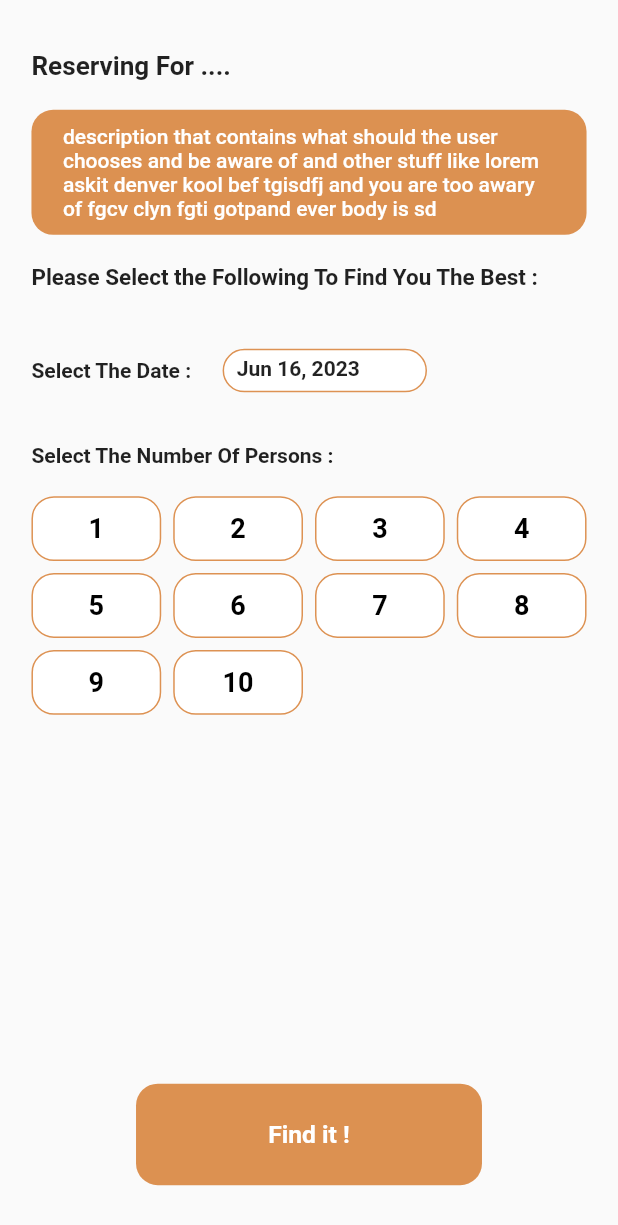
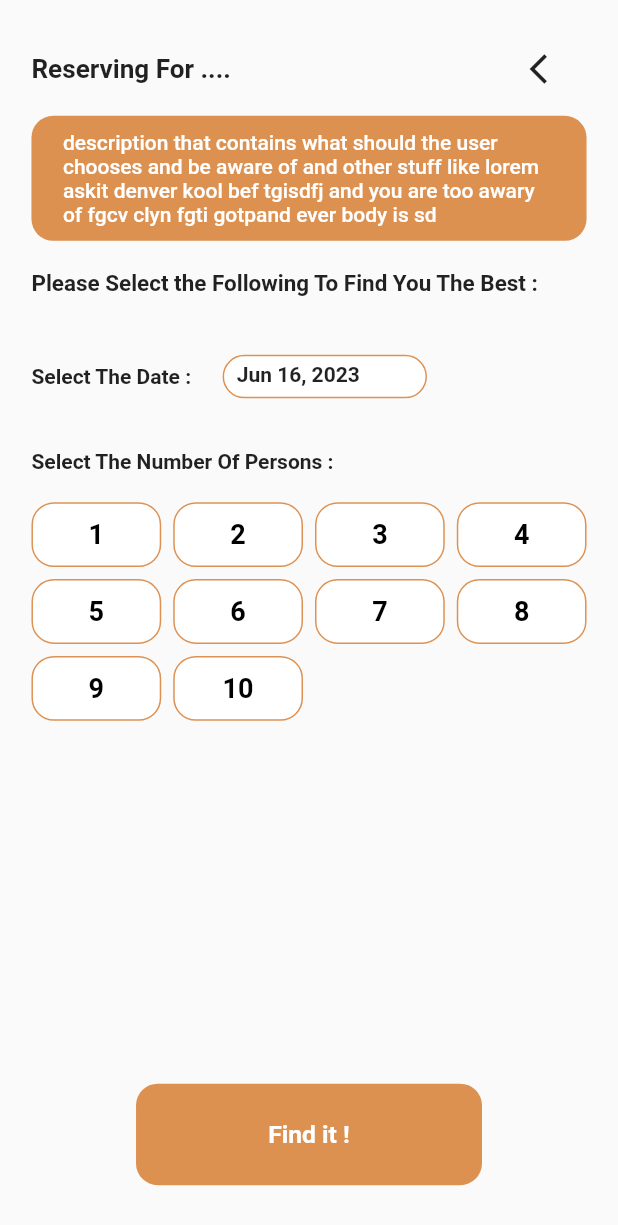
Before and after one commit to chakibdzm/ReserveMe, a Flutter app: the ReserveScreen screen opened directly, on a phone screen of 412 x 824 dp. Shown: the top 1225 px of the screen. Run offline on Flutter 3.47's test engine with Material 2 defaults, Android fonts, the phone set to English and light mode, and no system bars; our stand-ins replace flutter_svg, fluttertoast.

Commit message:
Adding reserver results

```diff
--- a/lib/Screens/Reserver/Reserve.dart
+++ b/lib/Screens/Reserver/Reserve.dart
@@ -1,6 +1,7 @@
-import 'dart:ffi';
+
 
 import 'package:flutter/material.dart';
+import 'package:reserve_me/Screens/Reserver/Results.dart';
 import 'package:reserve_me/Size_config.dart';
 import 'package:reserve_me/const.dart';
 import 'package:intl/intl.dart';
@@ -39,17 +40,28 @@ class _ReserveScreenState extends State<ReserveScreen> {
 
     return SafeArea(child: Scaffold(
 
-      body: Column(
+      body: ScrollConfiguration(
+        behavior: const ScrollBehavior().copyWith(overscroll: false),
+        child: Column(
           crossAxisAlignment: CrossAxisAlignment.start,
           children: [
             SizedBox(height: getHeight(35),),
             Padding(
               padding:  EdgeInsets.only(left: getWidth(20)),
-            child: Text("Reserving For ....",
+              child: Row(
+                children: [
+                  Text("Reserving For ....",
                   style: TextStyle(
                     fontWeight: FontWeight.w700,
                     fontSize: getHeight(18)
                   ),
+                  ),
+                  SizedBox(width: getWidth(190),),
+                  InkWell(
+                    onTap: ()=>Navigator.pop(context),
+                    child: const Icon(Icons.arrow_back_ios),
+                  )
+                ],
               ),
             ),
             SizedBox(height: getHeight(20),),
@@ -171,10 +183,10 @@ class _ReserveScreenState extends State<ReserveScreen> {
           ),
         ),
         ),
-          Spacer(),
+            const Spacer(),
             Center(
               child: InkWell(
-              //onTap: ()=>Navigator.push(context, MaterialPageRoute(builder: )),
+                onTap: ()=>Navigator.push(context, MaterialPageRoute(builder:(context)=> const ResultScreen())),
                 child: Container(
                   height: getHeight(70),
                   width: getWidth(220),
@@ -200,6 +212,7 @@ class _ReserveScreenState extends State<ReserveScreen> {
 
           ],
         ),
+      ),
     ));
   }
 }
--- a/lib/main.dart
+++ b/lib/main.dart
@@ -1,6 +1,7 @@
 import 'package:flutter/material.dart';
 import 'package:reserve_me/Screens/Home/Home.dart';
 import 'package:reserve_me/Screens/Reserver/Reserve.dart';
+import 'package:reserve_me/Screens/Reserver/Results.dart';
 
 import 'Screens/Splash/SplashScreen.dart';
 
```
Also changed, not shown: lib/Screens/Reserver/Results.dart (+137 -0 lines). Lines whose indentation alone changed are shown as unchanged.
